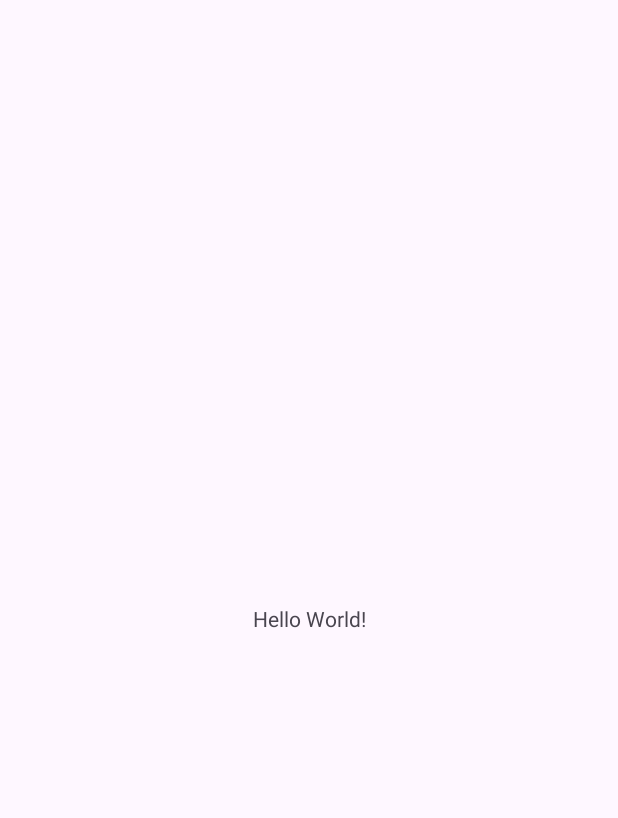
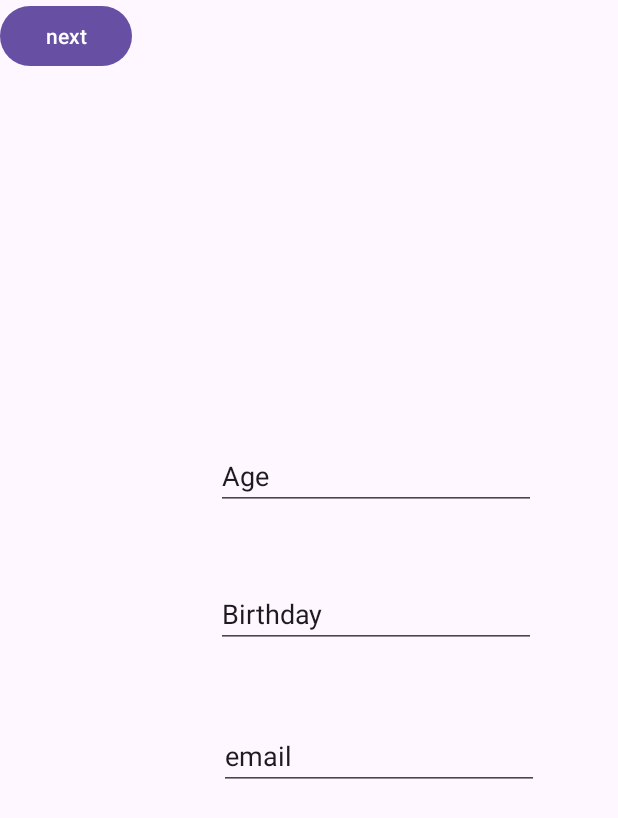
Before and after one commit to Dinofish32/android-training, an Android app: the screen it shows after launch (MainActivity), on a phone screen of 412 x 824 dp. Before the commit the part shown is almost empty. Shown: the top 818 px of the screen. Run offline under Robolectric (Android 15) with nearby library versions, the phone set to English and light mode, and no system bars; 1 statement that could not run was skipped.

Commit message:
not working(gradle issue) but i think the code is right

```diff
--- a/app/src/main/java/com/scoutingapp/titantraining/MainActivity.java
+++ b/app/src/main/java/com/scoutingapp/titantraining/MainActivity.java
@@ -2,13 +2,57 @@ package com.scoutingapp.titantraining;
 
 import androidx.appcompat.app.AppCompatActivity;
 
+import android.content.Intent;
 import android.os.Bundle;
+import android.view.View;
+import android.widget.Button;
+import android.widget.EditText;
+import android.widget.TextView;
 
 public class MainActivity extends AppCompatActivity {
 
+    Button nextbutton;
+    TextView textView;
+    EditText inputText;
     @Override
     protected void onCreate(Bundle savedInstanceState) {
         super.onCreate(savedInstanceState);
         setContentView(R.layout.activity_main);
+
+        nextbutton=(Button) findViewById(R.id.next_button);
+        EditText editTextName = findViewById(R.id.Name2);
+        EditText editTextAge = findViewById(R.id.age2);
+        EditText editTextEmail = findViewById(R.id.email2);
+        EditText editTextBirthdate = findViewById(R.id.birthday2);
+
+        String name = editTextName.getText().toString();
+        int age = Integer.parseInt(editTextAge.getText().toString());
+        String email = editTextEmail.getText().toString();
+        String birthdate = editTextBirthdate.getText().toString();
+
+        Intent intent2 = new Intent(this, mainactivity2.class);
+        intent2.putExtra("NAME", name);
+        intent2.putExtra("AGE", age);
+        intent2.putExtra("EMAIL", email);
+        intent2.putExtra("BIRTHDATE", birthdate);
+        startActivity(intent2);
+        nextbutton.setOnClickListener(new View.OnClickListener() {
+            @Override
+            public void onClick(View v) {
+
+                Intent intent = new Intent(MainActivity.this, mainactivity2.class);
+                startActivity(intent);
+                finish();
+
+
+
+            }
+
+        });
+
     }
+
+
+
+
 }
--- a/app/src/main/res/layout/activity_main.xml
+++ b/app/src/main/res/layout/activity_main.xml
@@ -6,13 +6,64 @@
     android:layout_height="match_parent"
     tools:context=".MainActivity">
 
-    <TextView
+    <EditText
+        android:id="@+id/Name2"
         android:layout_width="wrap_content"
         android:layout_height="wrap_content"
-        android:text="Hello World!"
+        android:layout_marginEnd="668dp"
+        android:layout_marginBottom="592dp"
+        android:height="50dp"
+        android:ems="10"
+        android:inputType="text"
+        android:text="Name"
         app:layout_constraintBottom_toBottomOf="parent"
-        app:layout_constraintEnd_toEndOf="parent"
-        app:layout_constraintStart_toStartOf="parent"
-        app:layout_constraintTop_toTopOf="parent" />
+        app:layout_constraintEnd_toEndOf="parent" />
+
+    <EditText
+        android:id="@+id/birthday2"
+        android:layout_width="wrap_content"
+        android:layout_height="wrap_content"
+        android:layout_marginStart="144dp"
+        android:layout_marginBottom="392dp"
+        android:ems="10"
+        android:inputType="text"
+        android:text="Birthday"
+        android:height="50dp"
+        app:layout_constraintBottom_toBottomOf="parent"
+        app:layout_constraintStart_toStartOf="parent" />
+
+    <EditText
+        android:id="@+id/age2"
+        android:layout_width="wrap_content"
+        android:layout_height="wrap_content"
+        android:layout_marginStart="144dp"
+        android:layout_marginBottom="484dp"
+        android:ems="10"
+        android:inputType="text"
+        android:height="50dp"
+        android:text="Age"
+        app:layout_constraintBottom_toBottomOf="parent"
+        app:layout_constraintStart_toStartOf="parent" />
+
+    <EditText
+        android:id="@+id/email2"
+        android:layout_width="wrap_content"
+        android:layout_height="wrap_content"
+        android:layout_marginStart="146dp"
+        android:layout_marginBottom="297dp"
+        android:ems="10"
+        android:height="50dp"
+        android:inputType="text"
+        android:text="email"
+        app:layout_constraintBottom_toBottomOf="parent"
+        app:layout_constraintStart_toStartOf="parent" />
+
+    <Button
+        android:id="@+id/next_button"
+        android:layout_width="wrap_content"
+        android:layout_height="wrap_content"
+        android:text="next"
+        tools:layout_editor_absoluteX="187dp"
+        tools:layout_editor_absoluteY="619dp" />
 
 </androidx.constraintlayout.widget.ConstraintLayout>
```
Also changed, not shown: app/src/main/java/com/scoutingapp/titantraining/mainactivity2.java (added, +32 -0 lines), app/src/main/res/layout/mainactivity2.xml (added, +49 -0 lines).
